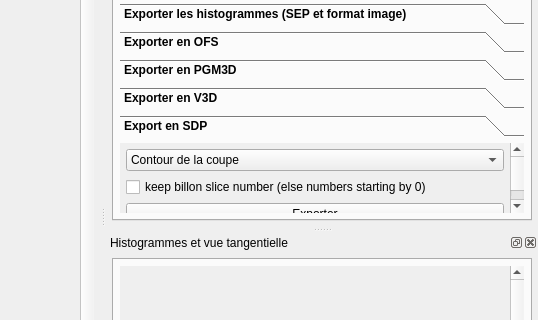
akrah/TKDetection, file ui/mainwindow.ui: the form before one commit; both pictures show x 102 to 640 and y 84 to 404 of the 640 by 586 pixel window.
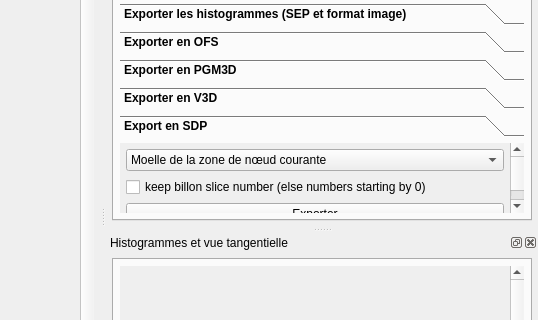
The form after the commit. The open tabs and pages were chosen to show the change. Custom widgets are drawn as their Qt base class.

Commit message: - Ajout de l'export de la moelle des coupes transversales - Corrections mineures (frappe + opérations redondantes) de l'extraction des coupes transversales

The edit to the form file:
```diff
--- a/ui/mainwindow.ui
+++ b/ui/mainwindow.ui
@@ -2613,7 +2613,7 @@
                </property>
                <item>
                 <property name="text">
-                 <string>Contour de la coupe</string>
+                 <string>Moelle de la zone de nœud courante</string>
                 </property>
                </item>
                <item>
```
Left out of the diff: 18 changed lines with no effect on the pictures. The commit also changes 3 other files.
